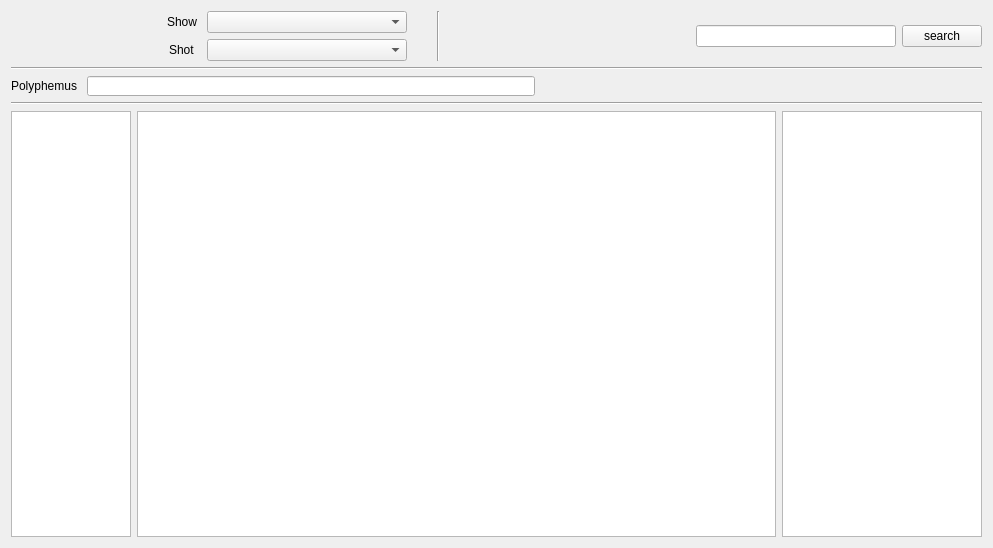
This is Apps/Brontes/View/Brontes_main.ui in geoffroygivry/CyclopsVFX-Unity as Qt 5 draws it before an edit. The edited form follows.
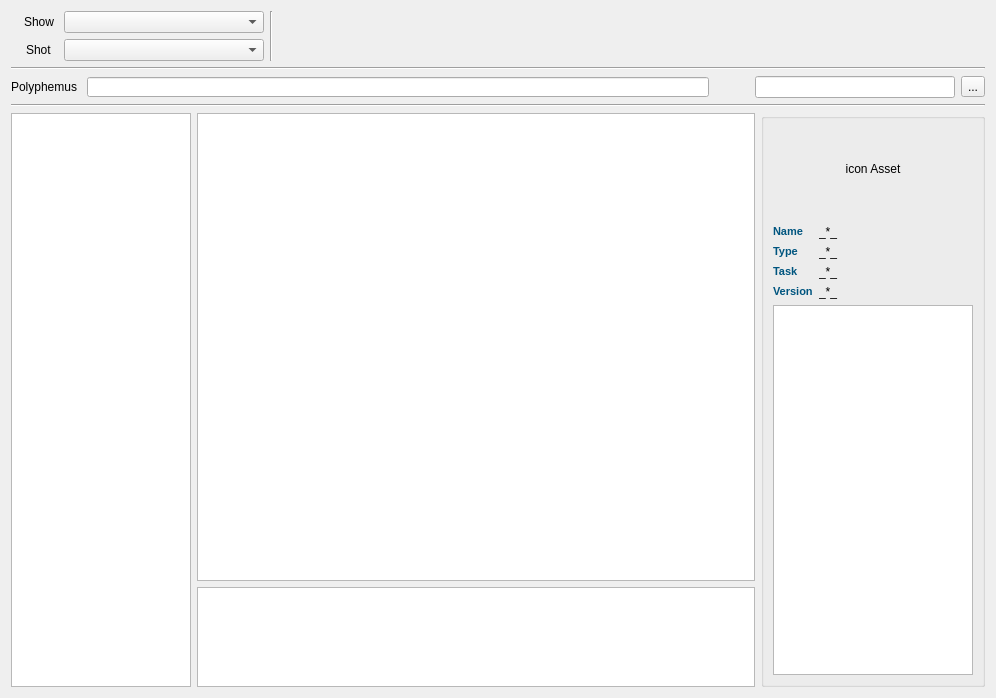
This is the edited form. Icons and pictures are not drawn.

```diff
--- a/Apps/Brontes/View/Brontes_main.ui
+++ b/Apps/Brontes/View/Brontes_main.ui
@@ -6,8 +6,8 @@
    <rect>
     <x>0</x>
     <y>0</y>
-    <width>993</width>
-    <height>548</height>
+    <width>996</width>
+    <height>698</height>
    </rect>
   </property>
   <property name="windowTitle">
@@ -112,7 +112,7 @@
           <enum>Qt::Horizontal</enum>
          </property>
          <property name="sizeType">
-          <enum>QSizePolicy::Fixed</enum>
+          <enum>QSizePolicy::Expanding</enum>
          </property>
          <property name="sizeHint" stdset="0">
           <size>
@@ -122,41 +122,6 @@
          </property>
         </spacer>
        </item>
-       <item>
-        <widget class="QLineEdit" name="search_lineEdit">
-         <property name="sizePolicy">
-          <sizepolicy hsizetype="Expanding" vsizetype="Fixed">
-           <horstretch>0</horstretch>
-           <verstretch>0</verstretch>
-          </sizepolicy>
-         </property>
-         <property name="minimumSize">
-          <size>
-           <width>200</width>
-           <height>0</height>
-          </size>
-         </property>
-         <property name="maximumSize">
-          <size>
-           <width>200</width>
-           <height>16777215</height>
-          </size>
-         </property>
-        </widget>
-       </item>
-       <item>
-        <widget class="QPushButton" name="search_pushButton">
-         <property name="sizePolicy">
-          <sizepolicy hsizetype="Fixed" vsizetype="Fixed">
-           <horstretch>0</horstretch>
-           <verstretch>0</verstretch>
-          </sizepolicy>
-         </property>
-         <property name="text">
-          <string>search</string>
-         </property>
-        </widget>
-       </item>
       </layout>
      </item>
     </layout>
@@ -179,6 +144,12 @@
      </item>
      <item>
       <widget class="QLineEdit" name="poly_lineEdit">
+       <property name="sizePolicy">
+        <sizepolicy hsizetype="Expanding" vsizetype="Fixed">
+         <horstretch>10</horstretch>
+         <verstretch>0</verstretch>
+        </sizepolicy>
+       </property>
        <property name="maximumSize">
         <size>
          <width>16777215</width>
@@ -212,6 +183,39 @@
        </property>
       </spacer>
      </item>
+     <item>
+      <widget class="QLineEdit" name="search_lineEdit">
+       <property name="sizePolicy">
+        <sizepolicy hsizetype="Expanding" vsizetype="Fixed">
+         <horstretch>0</horstretch>
+         <verstretch>0</verstretch>
+        </sizepolicy>
+       </property>
+       <property name="minimumSize">
+        <size>
+         <width>200</width>
+         <height>0</height>
+        </size>
+       </property>
+       <property name="maximumSize">
+        <size>
+         <width>200</width>
+         <height>16777215</height>
+        </size>
+       </property>
+      </widget>
+     </item>
+     <item>
+      <widget class="QToolButton" name="search_button">
+       <property name="text">
+        <string>...</string>
+       </property>
+       <property name="icon">
+        <iconset>
+         <normaloff>../../../Core/config/icons/search.png</normaloff>../../../Core/config/icons/search.png</iconset>
+       </property>
+      </widget>
+     </item>
     </layout>
    </item>
    <item>
@@ -226,7 +230,7 @@
      <item>
       <layout class="QHBoxLayout" name="bottom_horizontalLayout">
        <item>
-        <widget class="QListView" name="types_listView">
+        <widget class="QListWidget" name="types_listWidget">
          <property name="sizePolicy">
           <sizepolicy hsizetype="Fixed" vsizetype="Expanding">
            <horstretch>0</horstretch>
@@ -235,7 +239,7 @@
          </property>
          <property name="maximumSize">
           <size>
-           <width>120</width>
+           <width>180</width>
            <height>16777215</height>
           </size>
          </property>
@@ -254,41 +258,154 @@
         </widget>
        </item>
        <item>
-        <widget class="QTableView" name="central_asset_tableView">
-         <property name="sizeIncrement">
-          <size>
-           <width>0</width>
-           <height>0</height>
-          </size>
-         </property>
-         <property name="baseSize">
-          <size>
-           <width>100</width>
-           <height>0</height>
-          </size>
-         </property>
-        </widget>
+        <layout class="QVBoxLayout" name="verticalLayout_4">
+         <item>
+          <widget class="QListWidget" name="listWidget_2"/>
+         </item>
+         <item>
+          <widget class="QTextBrowser" name="textBrowser">
+           <property name="sizePolicy">
+            <sizepolicy hsizetype="Expanding" vsizetype="Fixed">
+             <horstretch>0</horstretch>
+             <verstretch>0</verstretch>
+            </sizepolicy>
+           </property>
+           <property name="maximumSize">
+            <size>
+             <width>16777215</width>
+             <height>100</height>
+            </size>
+           </property>
+          </widget>
+         </item>
+        </layout>
        </item>
        <item>
-        <widget class="QListView" name="comments_listView">
-         <property name="sizePolicy">
-          <sizepolicy hsizetype="Fixed" vsizetype="Expanding">
-           <horstretch>0</horstretch>
-           <verstretch>0</verstretch>
-          </sizepolicy>
+        <widget class="QGroupBox" name="Detail_GroupBox">
+         <property name="flat">
+          <bool>false</bool>
          </property>
-         <property name="minimumSize">
-          <size>
-           <width>10</width>
-           <height>0</height>
-          </size>
-         </property>
-         <property name="maximumSize">
-          <size>
-           <width>200</width>
-           <height>16777215</height>
-          </size>
-         </property>
+         <layout class="QVBoxLayout" name="verticalLayout">
+          <property name="spacing">
+           <number>6</number>
+          </property>
+          <property name="topMargin">
+           <number>0</number>
+          </property>
+          <item>
+           <widget class="QLabel" name="icon_detail">
+            <property name="sizePolicy">
+             <sizepolicy hsizetype="Fixed" vsizetype="Fixed">
+              <horstretch>0</horstretch>
+              <verstretch>0</verstretch>
+             </sizepolicy>
+            </property>
+            <property name="minimumSize">
+             <size>
+              <width>200</width>
+              <height>100</height>
+             </size>
+            </property>
+            <property name="text">
+             <string>icon Asset</string>
+            </property>
+            <property name="scaledContents">
+             <bool>true</bool>
+            </property>
+            <property name="alignment">
+             <set>Qt::AlignCenter</set>
+            </property>
+           </widget>
+          </item>
+          <item>
+           <layout class="QGridLayout" name="detail_labels_groupbox">
+            <item row="3" column="0">
+             <widget class="QLabel" name="version_detail_label">
+              <property name="text">
+               <string>&lt;html&gt;&lt;head/&gt;&lt;body&gt;&lt;p&gt;&lt;span style=&quot; font-size:8pt; font-weight:600; color:#00557f;&quot;&gt;Version&lt;/span&gt;&lt;/p&gt;&lt;/body&gt;&lt;/html&gt;</string>
+              </property>
+             </widget>
+            </item>
+            <item row="2" column="0">
+             <widget class="QLabel" name="task_detail_label">
+              <property name="text">
+               <string>&lt;html&gt;&lt;head/&gt;&lt;body&gt;&lt;p&gt;&lt;span style=&quot; font-size:8pt; font-weight:600; color:#00557f;&quot;&gt;Task&lt;/span&gt;&lt;/p&gt;&lt;/body&gt;&lt;/html&gt;</string>
+              </property>
+             </widget>
+            </item>
+            <item row="2" column="1">
+             <widget class="QLabel" name="task_detail_data">
+              <property name="text">
+               <string>_*_</string>
+              </property>
+             </widget>
+            </item>
+            <item row="0" column="1">
+             <widget class="QLabel" name="name_detail_data">
+              <property name="text">
+               <string>_*_</string>
+              </property>
+             </widget>
+            </item>
+            <item row="1" column="0">
+             <widget class="QLabel" name="type_detail_label">
+              <property name="text">
+               <string>&lt;html&gt;&lt;head/&gt;&lt;body&gt;&lt;p&gt;&lt;span style=&quot; font-size:8pt; font-weight:600; color:#00557f;&quot;&gt;Type&lt;/span&gt;&lt;/p&gt;&lt;/body&gt;&lt;/html&gt;</string>
+              </property>
+             </widget>
+            </item>
+            <item row="0" column="0">
+             <widget class="QLabel" name="name_detail_label">
+              <property name="sizePolicy">
+               <sizepolicy hsizetype="Fixed" vsizetype="Preferred">
+                <horstretch>0</horstretch>
+                <verstretch>0</verstretch>
+               </sizepolicy>
+              </property>
+              <property name="text">
+               <string>&lt;html&gt;&lt;head/&gt;&lt;body&gt;&lt;p&gt;&lt;span style=&quot; font-size:8pt; font-weight:600; color:#00557f;&quot;&gt;Name&lt;/span&gt;&lt;/p&gt;&lt;/body&gt;&lt;/html&gt;</string>
+              </property>
+             </widget>
+            </item>
+            <item row="1" column="1">
+             <widget class="QLabel" name="type_detail_data">
+              <property name="text">
+               <string>_*_</string>
+              </property>
+             </widget>
+            </item>
+            <item row="3" column="1">
+             <widget class="QLabel" name="version_detail_data">
+              <property name="text">
+               <string>_*_</string>
+              </property>
+             </widget>
+            </item>
+           </layout>
+          </item>
+          <item>
+           <widget class="QListWidget" name="Version_detail_listWidget">
+            <property name="sizePolicy">
+             <sizepolicy hsizetype="Fixed" vsizetype="Expanding">
+              <horstretch>0</horstretch>
+              <verstretch>0</verstretch>
+             </sizepolicy>
+            </property>
+            <property name="minimumSize">
+             <size>
+              <width>200</width>
+              <height>0</height>
+             </size>
+            </property>
+            <property name="maximumSize">
+             <size>
+              <width>200</width>
+              <height>16777215</height>
+             </size>
+            </property>
+           </widget>
+          </item>
+         </layout>
         </widget>
        </item>
       </layout>
```
